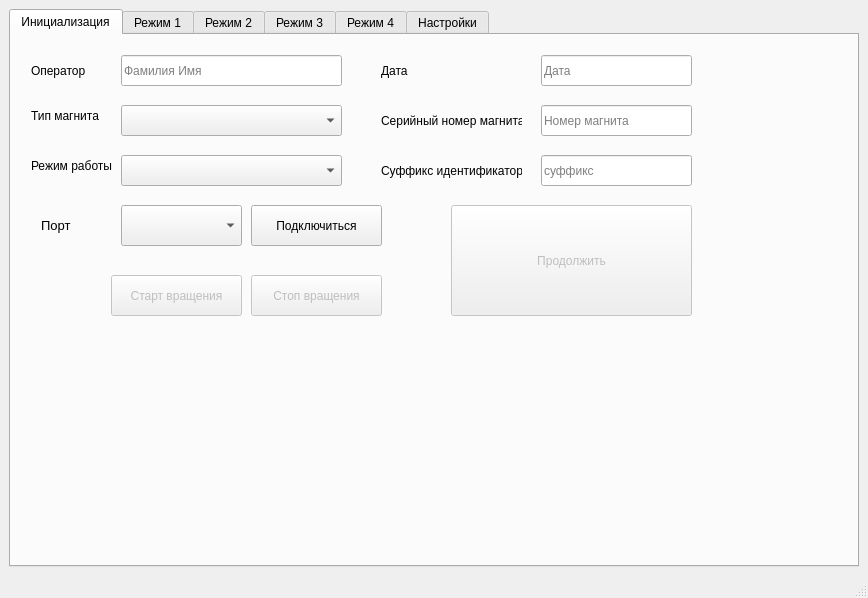
This is harm_ui.ui in BuslaySt/RotatingCoils as Qt 5 draws it before an edit. The edited form follows.
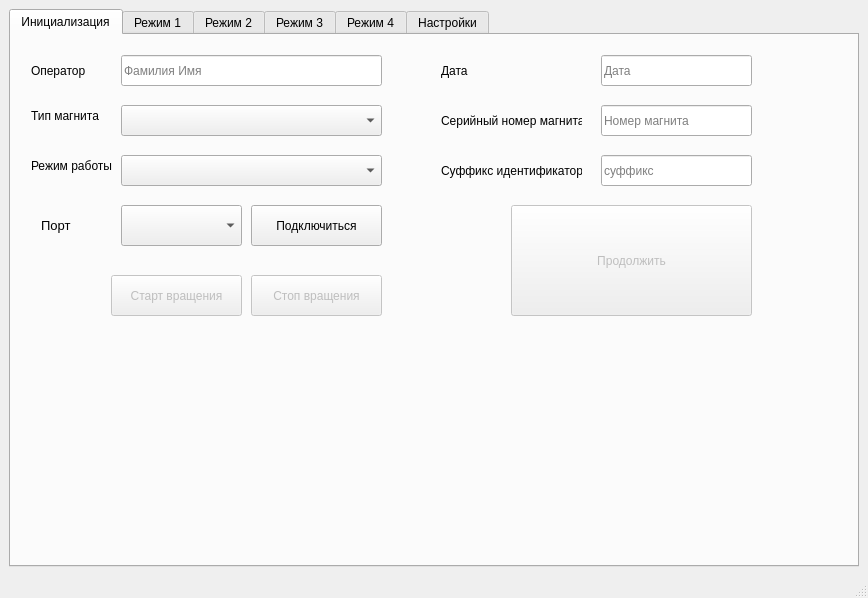
This is the edited form.

Patch:
```diff
--- a/harm_ui.ui
+++ b/harm_ui.ui
@@ -48,7 +48,7 @@
          <rect>
           <x>110</x>
           <y>20</y>
-          <width>221</width>
+          <width>261</width>
           <height>31</height>
          </rect>
         </property>
@@ -62,7 +62,7 @@
        <widget class="QLineEdit" name="lEd_Date">
         <property name="geometry">
          <rect>
-          <x>530</x>
+          <x>590</x>
           <y>20</y>
           <width>151</width>
           <height>31</height>
@@ -78,7 +78,7 @@
        <widget class="QLabel" name="lbl_Date">
         <property name="geometry">
          <rect>
-          <x>370</x>
+          <x>430</x>
           <y>20</y>
           <width>81</width>
           <height>31</height>
@@ -93,7 +93,7 @@
          <rect>
           <x>110</x>
           <y>70</y>
-          <width>221</width>
+          <width>261</width>
           <height>31</height>
          </rect>
         </property>
@@ -114,7 +114,7 @@
        <widget class="QLabel" name="lbl_MagnetSerial">
         <property name="geometry">
          <rect>
-          <x>370</x>
+          <x>430</x>
           <y>70</y>
           <width>141</width>
           <height>31</height>
@@ -127,7 +127,7 @@
        <widget class="QLineEdit" name="lEd_MagnetSerial">
         <property name="geometry">
          <rect>
-          <x>530</x>
+          <x>590</x>
           <y>70</y>
           <width>151</width>
           <height>31</height>
@@ -158,7 +158,7 @@
          <rect>
           <x>110</x>
           <y>120</y>
-          <width>221</width>
+          <width>261</width>
           <height>31</height>
          </rect>
         </property>
@@ -166,7 +166,7 @@
        <widget class="QLabel" name="lbl_Suffix">
         <property name="geometry">
          <rect>
-          <x>370</x>
+          <x>430</x>
           <y>120</y>
           <width>141</width>
           <height>31</height>
@@ -179,7 +179,7 @@
        <widget class="QLineEdit" name="lEd_Suffix">
         <property name="geometry">
          <rect>
-          <x>530</x>
+          <x>590</x>
           <y>120</y>
           <width>151</width>
           <height>31</height>
@@ -198,7 +198,7 @@
         </property>
         <property name="geometry">
          <rect>
-          <x>440</x>
+          <x>500</x>
           <y>170</y>
           <width>241</width>
           <height>111</height>
```
